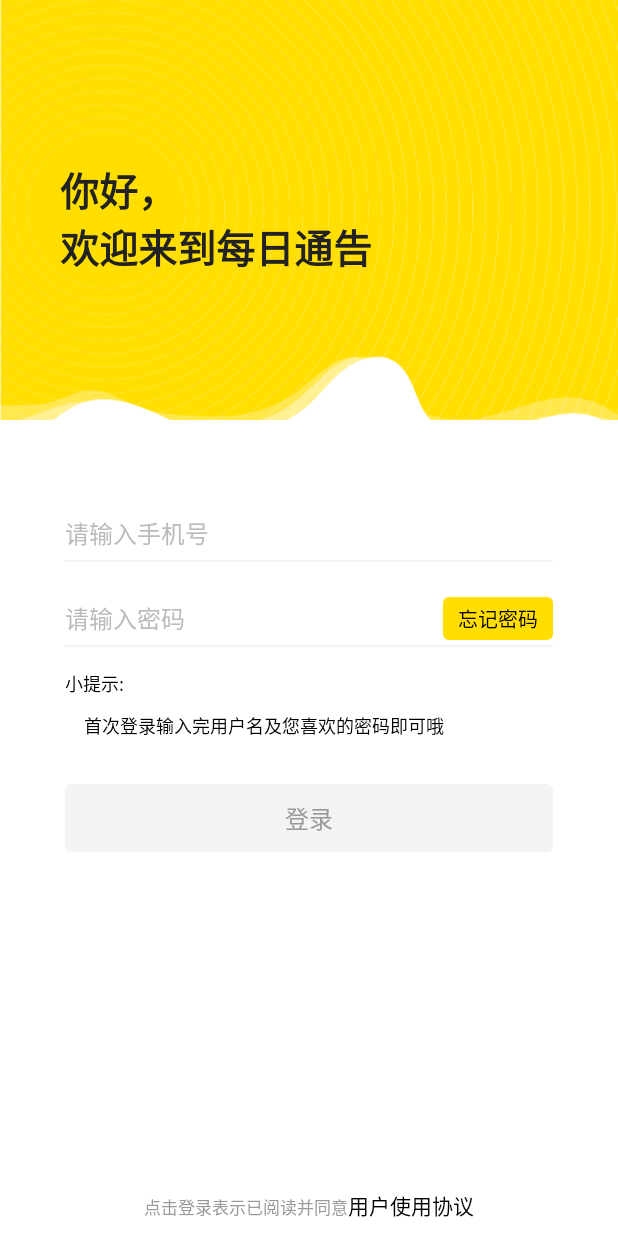
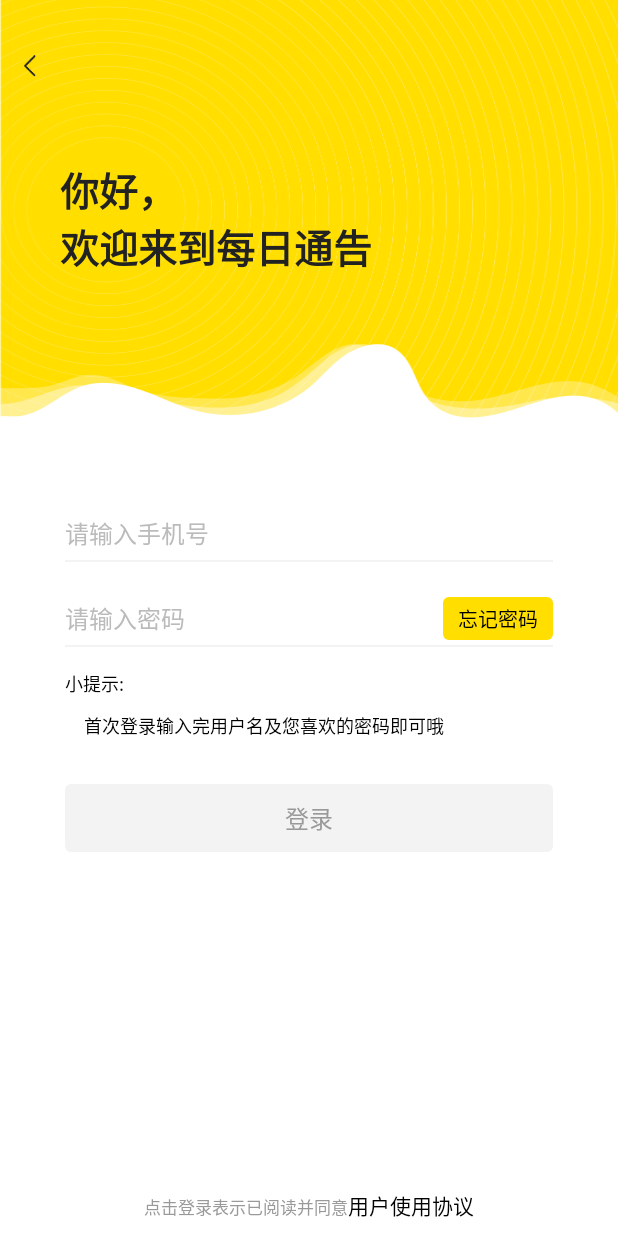
Before and after one commit to zhaiysgithub/dailynotices, an Android app: the LoginActivity screen opened directly, with no data from a screen before it, on a phone screen of 412 x 824 dp. Run offline under Robolectric (Android 15) with nearby library versions, the light colour scheme and no system bars; libraries missing offline, so code that uses them is left out: com.avos.avoscloud.

Commit message:
- 優化 适配手机，优化用户体验

```diff
--- a/app/src/main/java/com/suncity/dailynotices/ui/activity/LoginActivity.kt
+++ b/app/src/main/java/com/suncity/dailynotices/ui/activity/LoginActivity.kt
@@ -50,10 +50,10 @@ class LoginActivity : BaseActivity() {
     companion object {
         private const val BUNDLE_FROM_POS = "bundle_from_pos"
 
-        fun start(context: Context,fromPos: Int? = -1) {
+        fun start(context: Context, fromPos: Int? = -1) {
             val intent = Intent()
-            intent.setClass(context,LoginActivity::class.java)
-            intent.putExtra(BUNDLE_FROM_POS,fromPos)
+            intent.setClass(context, LoginActivity::class.java)
+            intent.putExtra(BUNDLE_FROM_POS, fromPos)
             context.startActivity(intent)
         }
     }
@@ -61,7 +61,6 @@ class LoginActivity : BaseActivity() {
     override fun setScreenManager() {
 
         ImmersionBar.with(this)
-            .titleBar(R.id.fl_login_del, false)
             .statusBarDarkFont(true, 0f)
             .transparentBar()
             .init()
@@ -72,7 +71,7 @@ class LoginActivity : BaseActivity() {
     }
 
     override fun initData() {
-        bundlePos = intent?.getIntExtra(BUNDLE_FROM_POS,-1) ?: -1
+        bundlePos = intent?.getIntExtra(BUNDLE_FROM_POS, -1) ?: -1
         //设置使用协议的字体大小和颜色
         val dealSize = DisplayUtils.sp2px(14f).toInt()
         val dealColor = Config.getColor(R.color.color_black)
@@ -130,6 +129,10 @@ class LoginActivity : BaseActivity() {
         }
         iv_del_pwd?.setOnClickListener {
             et_pwd?.setText("")
+        }
+
+        fl_title_back?.setOnClickListener {
+            returnHomeActivity()
         }
     }
 
@@ -367,9 +370,9 @@ class LoginActivity : BaseActivity() {
     }
 
     private fun returnHomeActivity() {
-        if(bundlePos == -1){
+        if (bundlePos == -1) {
             finish()
-        }else{
+        } else {
             val intent = Intent()
             intent.setClass(this, HomeActivity::class.java)
             intent.putExtra(HomeActivity.EXTRA_POS, bundlePos)
--- a/app/src/main/res/layout/ac_login.xml
+++ b/app/src/main/res/layout/ac_login.xml
@@ -1,4 +1,12 @@
 <?xml version="1.0" encoding="utf-8"?>
+
+<FrameLayout
+        xmlns:android="http://schemas.android.com/apk/res/android"
+        xmlns:tools="http://schemas.android.com/tools"
+        android:layout_width="match_parent"
+        android:layout_height="match_parent"
+>
+
     <android.support.v4.widget.NestedScrollView
             xmlns:android="http://schemas.android.com/apk/res/android"
             xmlns:tools="http://schemas.android.com/tools"
@@ -12,29 +20,14 @@
                 android:layout_height="match_parent"
                 android:background="@color/color_white">
 
+            <!--@dimen/dp_280-->
             <ImageView
                     android:id="@+id/iv_login_bg"
                     android:layout_width="match_parent"
-                android:layout_height="@dimen/dp_280"
+                    android:layout_height="wrap_content"
                     android:src="@mipmap/ico_login_bg"
-                android:scaleType="centerCrop"
+                    android:scaleType="fitXY"
                     tools:ignore="ContentDescription"/>
-
-        <android.support.v7.widget.Toolbar
-                android:id="@+id/fl_login_del"
-                android:layout_width="@dimen/dp_40"
-                android:layout_height="@dimen/dp_64"
-                android:visibility="gone"
-                >
-
-            <ImageView
-                    android:layout_width="wrap_content"
-                    android:layout_height="wrap_content"
-                    android:paddingTop="@dimen/dp_24"
-                    android:src="@mipmap/ico_nav_back"
-                    android:layout_gravity="center"
-                    tools:ignore="ContentDescription"/>
-        </android.support.v7.widget.Toolbar>
 
             <TextView
                     android:id="@+id/tv_login_tip"
@@ -192,3 +185,21 @@
                     android:layout_marginBottom="@dimen/dp_10"/>
         </RelativeLayout>
     </android.support.v4.widget.NestedScrollView>
+
+
+    <FrameLayout
+            android:id="@+id/fl_title_back"
+            android:layout_width="@dimen/dp_40"
+            android:layout_height="@dimen/dp_40"
+            android:layout_marginTop="@dimen/dp_24"
+            tools:ignore="UselessParent">
+
+        <ImageView
+                android:layout_width="@dimen/dp_8"
+                android:layout_height="@dimen/dp_16"
+                android:src="@mipmap/ico_nav_back"
+                android:scaleType="fitCenter"
+                android:layout_gravity="center"
+                tools:ignore="ContentDescription"/>
+    </FrameLayout>
+</FrameLayout>
```
Lines whose indentation alone changed are shown as unchanged.
